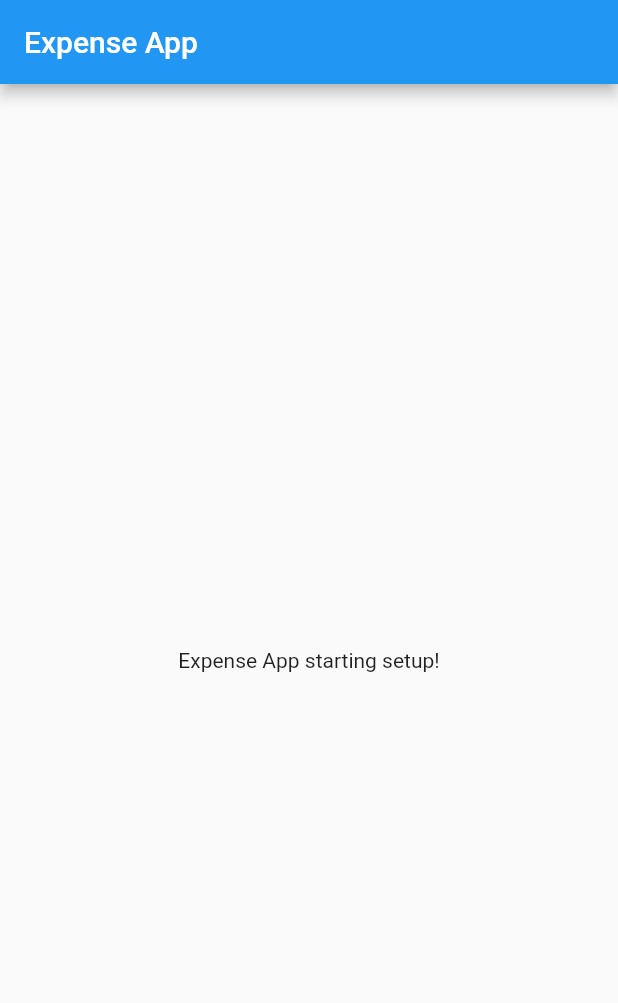
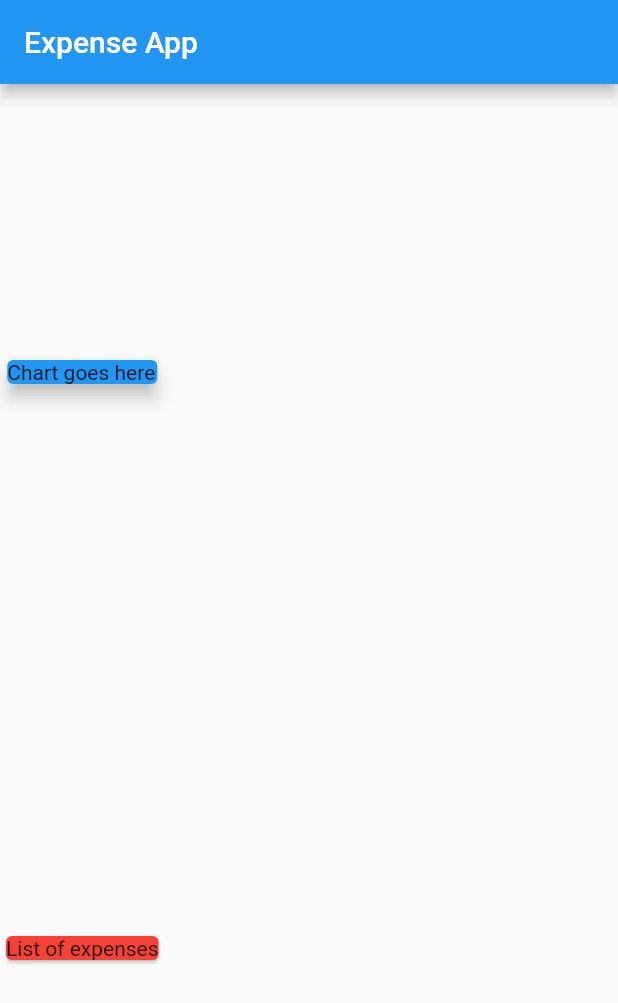
Before and after one commit to alexmisnovs/expense_tracker, a Flutter app: the screen it shows after launch, on a phone screen of 412 x 824 dp. Shown: the top 1003 px of the screen. Run offline on Flutter 3.47's test engine with Material 2 defaults, Android fonts, the phone set to English and light mode, and no system bars.

Commit message:
added transaction class and a list to the main

```diff
--- a/lib/main.dart
+++ b/lib/main.dart
@@ -1,4 +1,5 @@
 import 'package:flutter/material.dart';
+import './transaction.dart';
 
 void main() => runApp(MyApp());
 
@@ -13,14 +14,43 @@ class MyApp extends StatelessWidget {
 }
 
 class MyHomePage extends StatelessWidget {
+  final List<Transaction> transactions = [
+    Transaction(
+      id: 't1',
+      title: 'New Shoes',
+      amount: 69.99,
+      date: DateTime.now(),
+    ),
+    Transaction(
+      id: 't2',
+      title: 'Weekly Groceries',
+      amount: 16.53,
+      date: DateTime.now(),
+    ),
+  ];
+
   @override
   Widget build(BuildContext context) {
     return Scaffold(
       appBar: AppBar(
         title: Text('Expense App'),
       ),
-      body: Center(
-        child: Text('Expense App starting setup!'),
+      body: Column(
+        mainAxisAlignment: MainAxisAlignment.spaceAround,
+        children: [
+          Card(
+            child: Container(
+              child: Text('Chart goes here'),
+              width: 100,
+            ),
+            color: Colors.blue,
+            elevation: 5,
+          ),
+          Card(
+            color: Colors.red,
+            child: Container(child: Text('List of expenses')),
+          ),
+        ],
       ),
     );
   }
--- /dev/null
+++ b/lib/transaction.dart
@@ -0,0 +1,15 @@
+import 'package:flutter/foundation.dart';
+
+class Transaction {
+  final String id;
+  final String title;
+  final double amount;
+  final date;
+
+  Transaction({
+    @required this.id,
+    @required this.title,
+    @required this.amount,
+    @required this.date,
+  });
+}
```
